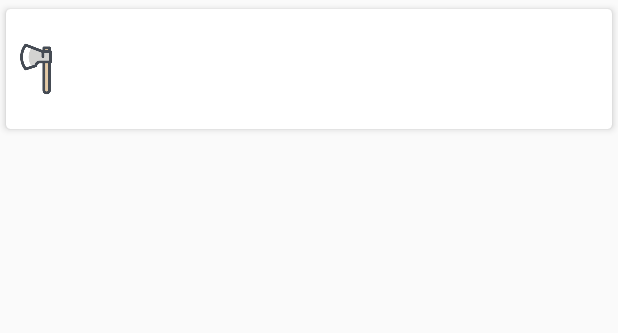
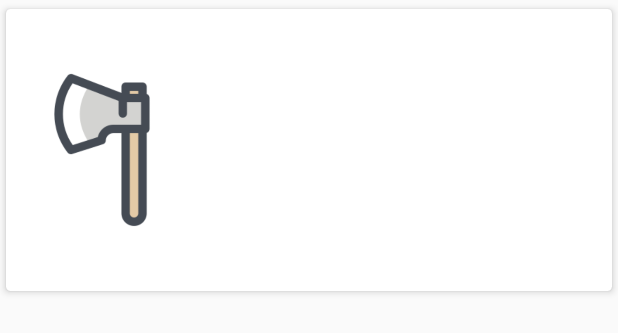
Before and after one commit to fvvsantana/movieAdvisor, an Android app: the layout movie_list_item.xml on its own in the app's theme, with its tools: preview values and no code run, on a phone screen of 412 x 824 dp. Shown: the top 333 px of the screen. Run offline under Robolectric (Android 15) with nearby library versions, the light colour scheme and no system bars; network calls fail.

Commit message:
Change ImageView size to match original image size proportions

```diff
--- a/app/src/main/res/layout/movie_list_item.xml
+++ b/app/src/main/res/layout/movie_list_item.xml
@@ -17,8 +17,9 @@
         <ImageView
             android:id="@+id/movie_list_item_ivMoviePoster"
             android:src="@drawable/small_axe"
-            android:layout_width="40dp"
-            android:layout_height="80dp"
+            android:layout_margin="4dp"
+            android:layout_width="120dp"
+            android:layout_height="180dp"
             android:contentDescription="@string/movie_poster_content_description" />
 
         <TextView
```
